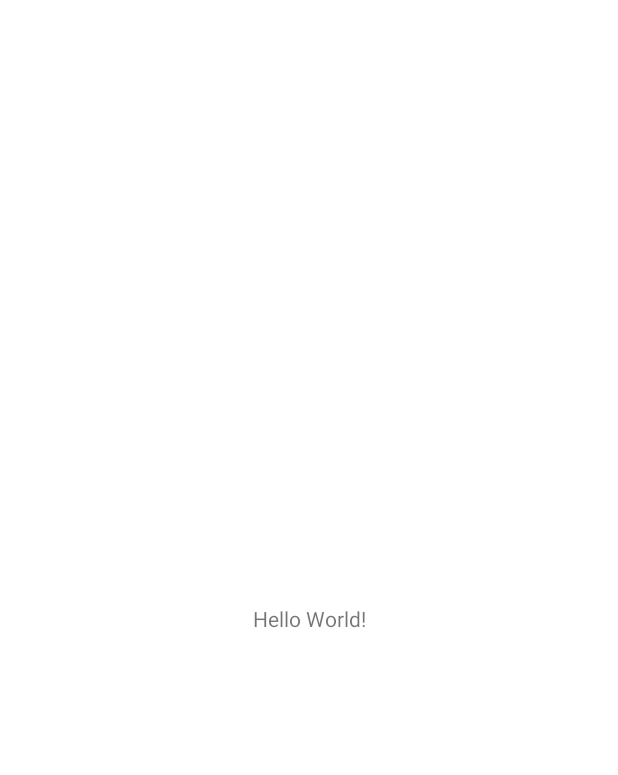
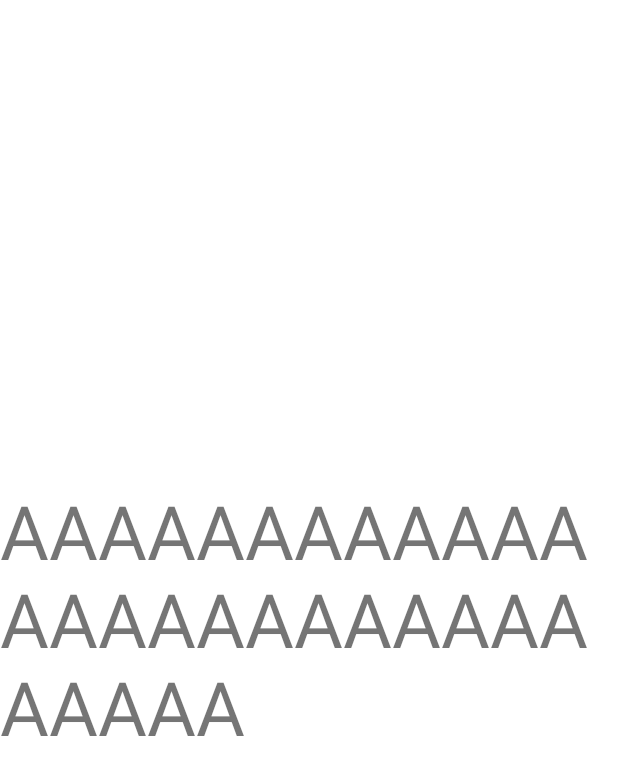
Before and after one commit to AvidAlchemist/AndroidAcademy, an Android app: the screen it shows after launch (MainActivity), on a phone screen of 412 x 824 dp. Before the commit the part shown is almost empty. Shown: the top 775 px of the screen. Run offline under Robolectric (Android 15) with nearby library versions, the phone set to English and light mode, and no system bars.

Commit message:
Backstack is done

```diff
--- /dev/null
+++ b/app/src/main/java/com/example/androidacademy/FragmentMoviesList.kt
@@ -0,0 +1,54 @@
+package com.example.androidacademy
+
+import android.content.Context
+import android.os.Bundle
+import android.view.LayoutInflater
+import android.view.View
+import android.view.ViewGroup
+import android.widget.TextView
+import androidx.fragment.app.Fragment
+
+class FragmentMoviesList : Fragment() {
+    private var testText : TextView? = null
+    private var fragmentClickListener : ClickListener? = null
+    override fun onCreateView(
+        inflater: LayoutInflater,
+        container: ViewGroup?,
+        savedInstanceState: Bundle?
+    ): View? {
+        return inflater.inflate(R.layout.fragment_movies_list, container, false)
+    }
+
+    override fun onViewCreated(view: View, savedInstanceState: Bundle?) {
+        super.onViewCreated(view, savedInstanceState)
+        testText = view.findViewById<TextView>(R.id.just_test).apply {
+            setOnClickListener{
+                fragmentClickListener?.moveToNextFragment()
+            }
+        }
+    }
+    override fun onAttach(context: Context) {
+        super.onAttach(context)
+        if (context is ClickListener)
+            fragmentClickListener = context
+    }
+
+    override fun onDetach() {
+        super.onDetach()
+        fragmentClickListener = null
+    }
+
+    companion object {
+        fun newInstance(academy : String) : FragmentMoviesList {
+            val args = Bundle()
+            args.putString("android", academy)
+            val fragment = FragmentMoviesList()
+            fragment.arguments = args
+            return fragment
+        }
+    }
+
+    interface ClickListener {
+        fun moveToNextFragment()
+    }
+}
--- a/app/src/main/java/com/example/androidacademy/MainActivity.kt
+++ b/app/src/main/java/com/example/androidacademy/MainActivity.kt
@@ -5,13 +5,26 @@ import androidx.appcompat.app.AppCompatActivity
 import android.os.Bundle
 import android.widget.TextView
 
-class MainActivity : AppCompatActivity() {
+class MainActivity : AppCompatActivity(), FragmentMoviesList.ClickListener {
+    private val moviesListFragment = FragmentMoviesList()
+    private val moviesDetailsFragment = FragmentMoviesDetails()
     override fun onCreate(savedInstanceState: Bundle?) {
         super.onCreate(savedInstanceState)
         setContentView(R.layout.activity_main)
 
-        val textView : TextView = findViewById(R.id.first_activity_text_view)
-        textView.setOnClickListener { moveToNextScreen() }
+        /*val textView = findViewById<TextView>(R.id.just_test)
+        textView.setOnClickListener {
+            supportFragmentManager.beginTransaction().apply {
+                add(R.id.main_container,moviesDetailsFragment)
+                addToBackStack(null)
+                commit()
+            }
+        }*/
+
+        supportFragmentManager.beginTransaction().apply {
+            add(R.id.main_container,FragmentMoviesList.newInstance("academy"))
+            commit()
+        }
     }
 
     private fun moveToNextScreen() {
@@ -19,4 +32,14 @@ class MainActivity : AppCompatActivity() {
 
         startActivity(intent)
     }
+
+    override fun moveToNextFragment() {
+        supportFragmentManager.beginTransaction().apply {
+            addToBackStack(null)
+            replace(R.id.main_container, moviesDetailsFragment)
+            commit()
+        }
+    }
+
+
 }
--- a/app/src/main/res/layout/activity_main.xml
+++ b/app/src/main/res/layout/activity_main.xml
@@ -6,16 +6,8 @@
     android:layout_height="match_parent"
     tools:context=".MainActivity">
 
-    <TextView
-        android:id="@+id/first_activity_text_view"
-        android:layout_width="wrap_content"
-        android:layout_height="wrap_content"
-        android:text="Hello World!"
-        app:layout_constraintBottom_toBottomOf="parent"
-        app:layout_constraintEnd_toEndOf="parent"
-        app:layout_constraintStart_toStartOf="parent"
-        app:layout_constraintTop_toTopOf="parent" />
     <FrameLayout
+        android:id="@+id/main_container"
         android:layout_width="match_parent"
         android:layout_height="match_parent"/>
 
--- /dev/null
+++ b/app/src/main/res/layout/fragment_movies_list.xml
@@ -0,0 +1,17 @@
+<?xml version="1.0" encoding="utf-8"?>
+<androidx.constraintlayout.widget.ConstraintLayout xmlns:android="http://schemas.android.com/apk/res/android"
+    xmlns:app="http://schemas.android.com/apk/res-auto"
+    android:layout_width="match_parent"
+    android:layout_height="match_parent">
+
+    <TextView
+        android:id="@+id/just_test"
+        android:layout_width="wrap_content"
+        android:layout_height="wrap_content"
+        android:text="AAAAAAAAAAAAAAAAAAAAAAAAAAAAA"
+        android:textSize="50sp"
+        app:layout_constraintBottom_toBottomOf="parent"
+        app:layout_constraintEnd_toEndOf="parent"
+        app:layout_constraintStart_toStartOf="parent"
+        app:layout_constraintTop_toTopOf="parent" />
+</androidx.constraintlayout.widget.ConstraintLayout>
```
